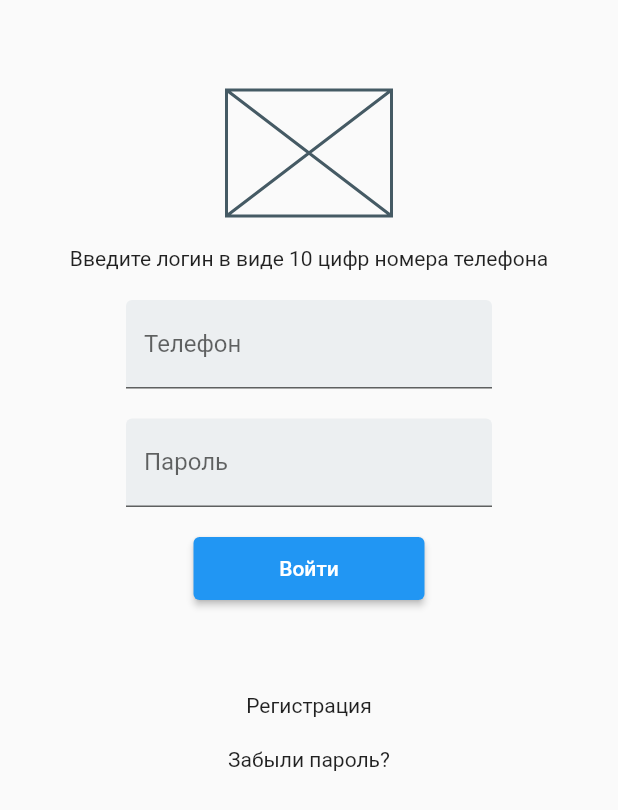
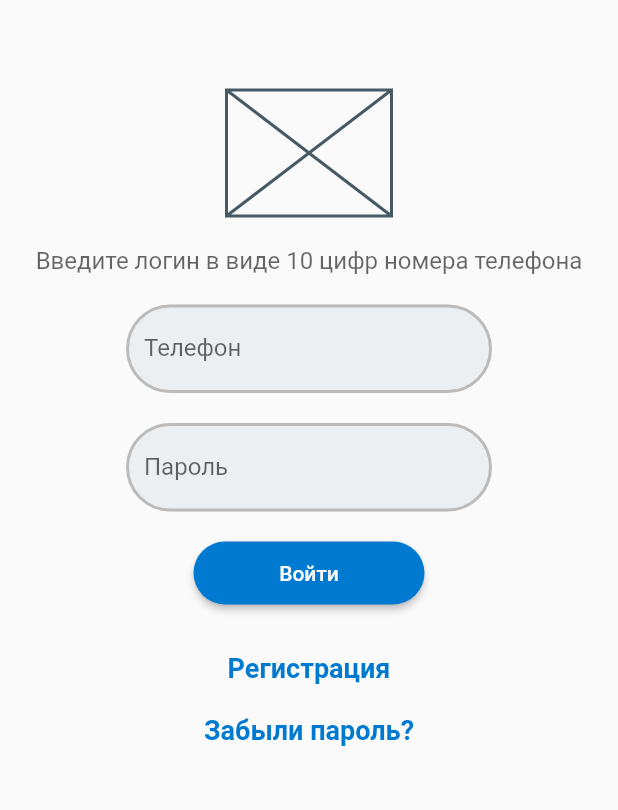
Before and after one commit to YriiBlackMsk/study, a Flutter app: the screen it shows after launch, on a phone screen of 412 x 824 dp. Shown: the top 810 px of the screen. Run offline on Flutter 3.47's test engine with Material 2 defaults, Android fonts, the phone set to English and light mode, and no system bars.

Commit message:
добавлена стилизация

```diff
--- a/lib/main.dart
+++ b/lib/main.dart
@@ -10,6 +10,15 @@ class MyApp extends StatelessWidget {
   // This widget is the root of your application.
   @override
   Widget build(BuildContext context) {
+    const borderStyle = OutlineInputBorder(
+      borderRadius: BorderRadius.all(Radius.circular(36)),
+      borderSide: BorderSide(
+        color: const Color(0xFFbbbbbb), width: 2));
+     const LinkTextStyle = TextStyle(
+        fontSize: 18,
+        fontWeight: FontWeight.bold,
+        color: Color(0xFF0079D0)
+    );
     return MaterialApp(
       home: Scaffold(
           body: Container(
@@ -18,13 +27,16 @@ class MyApp extends StatelessWidget {
               SizedBox(height: 60,),
               SizedBox(width: 110, height: 84, child: Placeholder(),),
               SizedBox(height: 20,),
-              Text('Введите логин в виде 10 цифр номера телефона'),
+              Text('Введите логин в виде 10 цифр номера телефона',
+                style: TextStyle(fontSize: 16, color: Color.fromRGBO(0, 0, 0, 0.6) ),),
               SizedBox(height: 20,),
               const SizedBox(width: 244,
                 child: TextField(
                   decoration: InputDecoration(
                     filled: true,
                     fillColor: Color(0xFFeceff1),
+                    enabledBorder: borderStyle,
+                    focusedBorder: borderStyle,
                     labelText: 'Телефон',
                   ),
                 ),
@@ -36,16 +48,30 @@ class MyApp extends StatelessWidget {
                   decoration: InputDecoration(
                     filled: true,
                     fillColor: Color(0xFFeceff1),
+                    enabledBorder: borderStyle,
+                    focusedBorder: borderStyle,
                     labelText: 'Пароль',
                   ),
                 ),
               ),
               SizedBox(height: 20,),
-              SizedBox(width: 154, height: 42, child: ElevatedButton(onPressed: () {}, child: Text('Войти'))),
-              SizedBox(height: 62,),
-              InkWell(child: Text('Регистрация'), onTap: () {}),
+              SizedBox(width: 154, height: 42, child:
+               ElevatedButton(onPressed: () {},
+                  child: Text('Войти'),
+               style: ElevatedButton.styleFrom(
+                   primary: Color(0xFF0079D0),
+                shape: RoundedRectangleBorder(
+                  borderRadius: BorderRadius.circular(36.0),
+                 ),
+                ),
+               )
+              ),
+              SizedBox(height: 32,),
+              InkWell(child: Text('Регистрация',
+               style: LinkTextStyle,), onTap: () {}),
               SizedBox(height: 20,),
-              InkWell(child: Text('Забыли пароль?'), onTap: () {}),
+              InkWell(child: Text('Забыли пароль?',
+                style: LinkTextStyle,), onTap: () {}),
             ],),
           )
       ),
```
